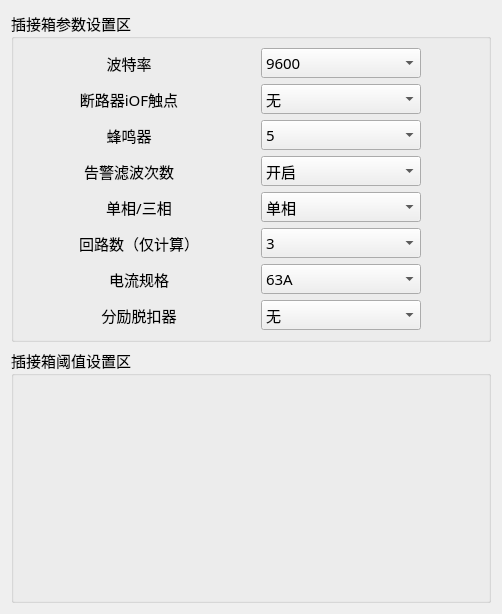
The window that BusbarDebug/setting/set_siwid.ui (ChinaClever/BusbarDebug) describes before a commit, drawn with Qt 5.
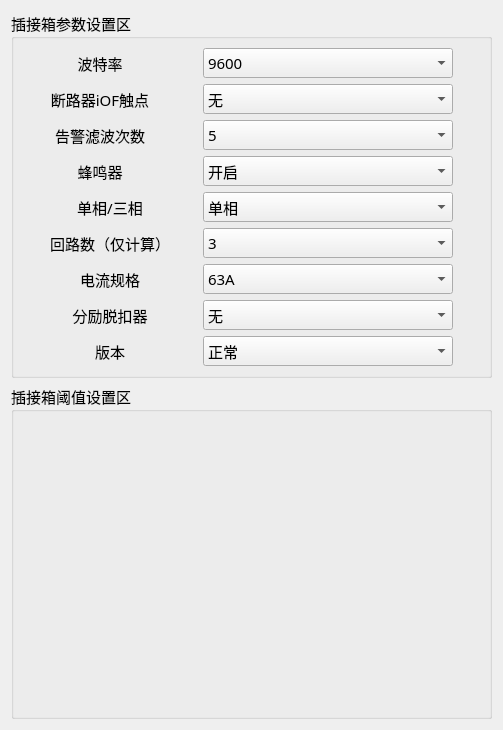
The same window after the commit.

What changed in the file:
```diff
--- a/BusbarDebug/setting/set_siwid.ui
+++ b/BusbarDebug/setting/set_siwid.ui
@@ -6,8 +6,8 @@
    <rect>
     <x>0</x>
     <y>0</y>
-    <width>502</width>
-    <height>614</height>
+    <width>503</width>
+    <height>730</height>
    </rect>
   </property>
   <property name="windowTitle">
@@ -61,23 +61,7 @@
         </property>
        </widget>
       </item>
-      <item row="1" column="0">
-       <widget class="QLabel" name="label_9">
-        <property name="maximumSize">
-         <size>
-          <width>100</width>
-          <height>16777215</height>
-         </size>
-        </property>
-        <property name="text">
-         <string>断路器iOF触点</string>
-        </property>
-        <property name="alignment">
-         <set>Qt::AlignCenter</set>
-        </property>
-       </widget>
-      </item>
-      <item row="0" column="3">
+      <item row="0" column="1">
        <widget class="QComboBox" name="baudBox">
         <property name="minimumSize">
          <size>
@@ -87,7 +71,7 @@
         </property>
         <property name="maximumSize">
          <size>
-          <width>160</width>
+          <width>250</width>
           <height>16777215</height>
          </size>
         </property>
@@ -113,28 +97,8 @@
         </item>
        </widget>
       </item>
-      <item row="7" column="0">
-       <widget class="QLabel" name="label_4">
-        <property name="text">
-         <string>回路数（仅计算）</string>
-        </property>
-        <property name="alignment">
-         <set>Qt::AlignCenter</set>
-        </property>
-       </widget>
-      </item>
-      <item row="13" column="0">
-       <widget class="QLabel" name="label_2">
-        <property name="text">
-         <string>电流规格</string>
-        </property>
-        <property name="alignment">
-         <set>Qt::AlignCenter</set>
-        </property>
-       </widget>
-      </item>
-      <item row="4" column="0">
-       <widget class="QLabel" name="label_11">
+      <item row="1" column="0">
+       <widget class="QLabel" name="label_9">
         <property name="maximumSize">
          <size>
           <width>100</width>
@@ -142,54 +106,14 @@
          </size>
         </property>
         <property name="text">
-         <string>告警滤波次数</string>
+         <string>断路器iOF触点</string>
         </property>
         <property name="alignment">
          <set>Qt::AlignCenter</set>
         </property>
        </widget>
       </item>
-      <item row="13" column="3">
-       <widget class="QComboBox" name="curSpecBox">
-        <property name="minimumSize">
-         <size>
-          <width>120</width>
-          <height>30</height>
-         </size>
-        </property>
-        <item>
-         <property name="text">
-          <string>63A</string>
-         </property>
-        </item>
-        <item>
-         <property name="text">
-          <string>125A（65A以上）</string>
-         </property>
-        </item>
-       </widget>
-      </item>
-      <item row="14" column="0">
-       <widget class="QLabel" name="label_3">
-        <property name="text">
-         <string>分励脱扣器</string>
-        </property>
-        <property name="alignment">
-         <set>Qt::AlignCenter</set>
-        </property>
-       </widget>
-      </item>
-      <item row="6" column="0">
-       <widget class="QLabel" name="label">
-        <property name="text">
-         <string>单相/三相</string>
-        </property>
-        <property name="alignment">
-         <set>Qt::AlignCenter</set>
-        </property>
-       </widget>
-      </item>
-      <item row="1" column="3">
+      <item row="1" column="1">
        <widget class="QComboBox" name="iOFBox">
         <property name="minimumSize">
          <size>
@@ -199,7 +123,7 @@
         </property>
         <property name="maximumSize">
          <size>
-          <width>160</width>
+          <width>250</width>
           <height>16777215</height>
          </size>
         </property>
@@ -215,52 +139,7 @@
         </item>
        </widget>
       </item>
-      <item row="6" column="3">
-       <widget class="QComboBox" name="phaseBox">
-        <property name="minimumSize">
-         <size>
-          <width>120</width>
-          <height>30</height>
-         </size>
-        </property>
-        <item>
-         <property name="text">
-          <string>单相</string>
-         </property>
-        </item>
-        <item>
-         <property name="text">
-          <string>三相</string>
-         </property>
-        </item>
-       </widget>
-      </item>
-      <item row="7" column="3">
-       <widget class="QComboBox" name="loopBox">
-        <property name="minimumSize">
-         <size>
-          <width>120</width>
-          <height>30</height>
-         </size>
-        </property>
-        <item>
-         <property name="text">
-          <string>3</string>
-         </property>
-        </item>
-        <item>
-         <property name="text">
-          <string>6</string>
-         </property>
-        </item>
-        <item>
-         <property name="text">
-          <string>9</string>
-         </property>
-        </item>
-       </widget>
-      </item>
-      <item row="3" column="0">
+      <item row="2" column="0">
        <widget class="QLabel" name="label_8">
         <property name="maximumSize">
          <size>
@@ -269,34 +148,14 @@
          </size>
         </property>
         <property name="text">
-         <string>蜂鸣器</string>
+         <string>告警滤波次数</string>
         </property>
         <property name="alignment">
          <set>Qt::AlignCenter</set>
         </property>
        </widget>
       </item>
-      <item row="14" column="3">
-       <widget class="QComboBox" name="tripBox">
-        <property name="minimumSize">
-         <size>
-          <width>120</width>
-          <height>30</height>
-         </size>
-        </property>
-        <item>
-         <property name="text">
-          <string>无</string>
-         </property>
-        </item>
-        <item>
-         <property name="text">
-          <string>配有</string>
-         </property>
-        </item>
-       </widget>
-      </item>
-      <item row="3" column="3">
+      <item row="2" column="1">
        <widget class="QComboBox" name="filterBox">
         <property name="minimumSize">
          <size>
@@ -306,7 +165,7 @@
         </property>
         <property name="maximumSize">
          <size>
-          <width>160</width>
+          <width>250</width>
           <height>16777215</height>
          </size>
         </property>
@@ -395,7 +254,23 @@
         </item>
        </widget>
       </item>
-      <item row="4" column="3">
+      <item row="3" column="0">
+       <widget class="QLabel" name="label_11">
+        <property name="maximumSize">
+         <size>
+          <width>100</width>
+          <height>16777215</height>
+         </size>
+        </property>
+        <property name="text">
+         <string>蜂鸣器</string>
+        </property>
+        <property name="alignment">
+         <set>Qt::AlignCenter</set>
+        </property>
+       </widget>
+      </item>
+      <item row="3" column="1">
        <widget class="QComboBox" name="buzzerBox">
         <property name="minimumSize">
          <size>
@@ -405,7 +280,7 @@
         </property>
         <property name="maximumSize">
          <size>
-          <width>160</width>
+          <width>250</width>
           <height>16777215</height>
          </size>
         </property>
@@ -421,6 +296,191 @@
         </item>
        </widget>
       </item>
+      <item row="4" column="0">
+       <widget class="QLabel" name="label">
+        <property name="text">
+         <string>单相/三相</string>
+        </property>
+        <property name="alignment">
+         <set>Qt::AlignCenter</set>
+        </property>
+       </widget>
+      </item>
+      <item row="4" column="1">
+       <widget class="QComboBox" name="phaseBox">
+        <property name="minimumSize">
+         <size>
+          <width>120</width>
+          <height>30</height>
+         </size>
+        </property>
+        <property name="maximumSize">
+         <size>
+          <width>250</width>
+          <height>16777215</height>
+         </size>
+        </property>
+        <item>
+         <property name="text">
+          <string>单相</string>
+         </property>
+        </item>
+        <item>
+         <property name="text">
+          <string>三相</string>
+         </property>
+        </item>
+       </widget>
+      </item>
+      <item row="5" column="0">
+       <widget class="QLabel" name="label_4">
+        <property name="text">
+         <string>回路数（仅计算）</string>
+        </property>
+        <property name="alignment">
+         <set>Qt::AlignCenter</set>
+        </property>
+       </widget>
+      </item>
+      <item row="5" column="1">
+       <widget class="QComboBox" name="loopBox">
+        <property name="minimumSize">
+         <size>
+          <width>120</width>
+          <height>30</height>
+         </size>
+        </property>
+        <property name="maximumSize">
+         <size>
+          <width>250</width>
+          <height>16777215</height>
+         </size>
+        </property>
+        <item>
+         <property name="text">
+          <string>3</string>
+         </property>
+        </item>
+        <item>
+         <property name="text">
+          <string>6</string>
+         </property>
+        </item>
+        <item>
+         <property name="text">
+          <string>9</string>
+         </property>
+        </item>
+       </widget>
+      </item>
+      <item row="6" column="0">
+       <widget class="QLabel" name="label_2">
+        <property name="text">
+         <string>电流规格</string>
+        </property>
+        <property name="alignment">
+         <set>Qt::AlignCenter</set>
+        </property>
+       </widget>
+      </item>
+      <item row="6" column="1">
+       <widget class="QComboBox" name="curSpecBox">
+        <property name="minimumSize">
+         <size>
+          <width>120</width>
+          <height>30</height>
+         </size>
+        </property>
+        <property name="maximumSize">
+         <size>
+          <width>250</width>
+          <height>16777215</height>
+         </size>
+        </property>
+        <item>
+         <property name="text">
+          <string>63A</string>
+         </property>
+        </item>
+        <item>
+         <property name="text">
+          <string>125A（65A以上）</string>
+         </property>
+        </item>
+       </widget>
+      </item>
+      <item row="7" column="0">
+       <widget class="QLabel" name="label_3">
+        <property name="text">
+         <string>分励脱扣器</string>
+        </property>
+        <property name="alignment">
+         <set>Qt::AlignCenter</set>
+        </property>
+       </widget>
+      </item>
+      <item row="7" column="1">
+       <widget class="QComboBox" name="tripBox">
+        <property name="minimumSize">
+         <size>
+          <width>120</width>
+          <height>30</height>
+         </size>
+        </property>
+        <property name="maximumSize">
+         <size>
+          <width>250</width>
+          <height>16777215</height>
+         </size>
+        </property>
+        <item>
+         <property name="text">
+          <string>无</string>
+         </property>
+        </item>
+        <item>
+         <property name="text">
+          <string>配有</string>
+         </property>
+        </item>
+       </widget>
+      </item>
+      <item row="8" column="0">
+       <widget class="QLabel" name="label_5">
+        <property name="text">
+         <string>版本</string>
+        </property>
+        <property name="alignment">
+         <set>Qt::AlignCenter</set>
+        </property>
+       </widget>
+      </item>
+      <item row="8" column="1">
+       <widget class="QComboBox" name="InsertIDBox">
+        <property name="minimumSize">
+         <size>
+          <width>120</width>
+          <height>30</height>
+         </size>
+        </property>
+        <property name="maximumSize">
+         <size>
+          <width>250</width>
+          <height>16777215</height>
+         </size>
+        </property>
+        <item>
+         <property name="text">
+          <string>正常</string>
+         </property>
+        </item>
+        <item>
+         <property name="text">
+          <string>浪潮长城插接箱唯一标识定制</string>
+         </property>
+        </item>
+       </widget>
+      </item>
      </layout>
     </widget>
    </item>
```
